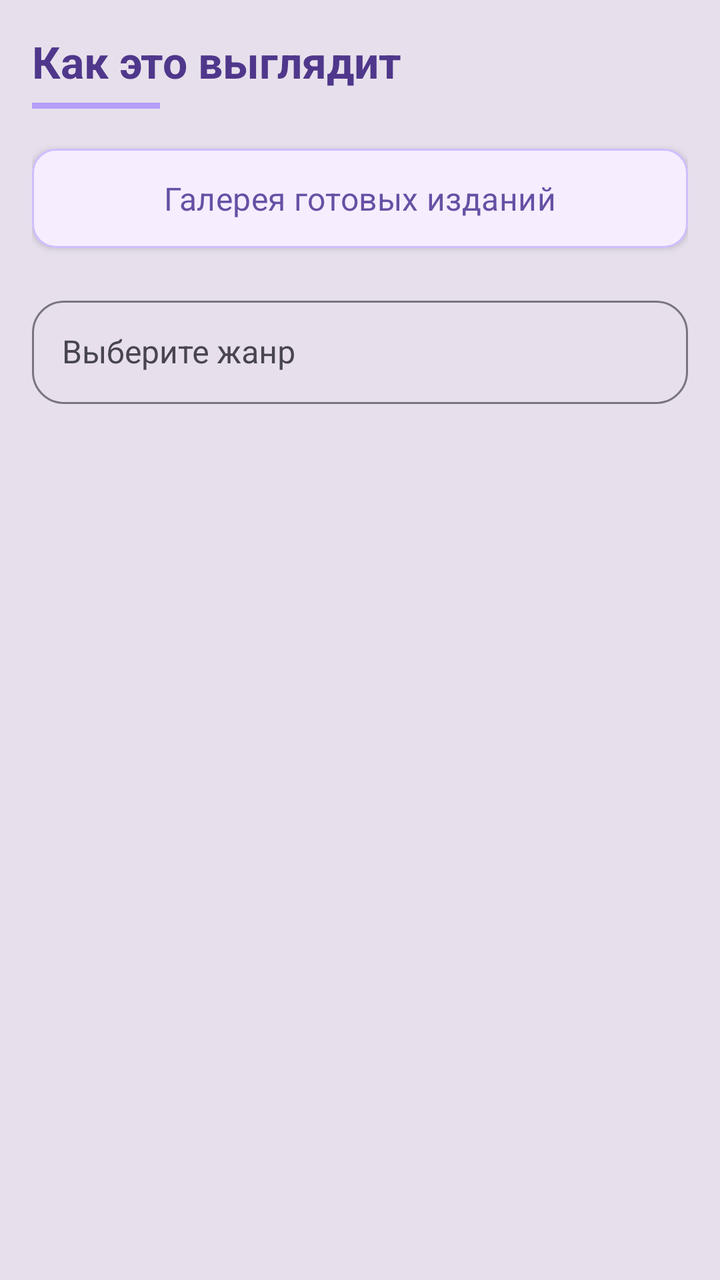
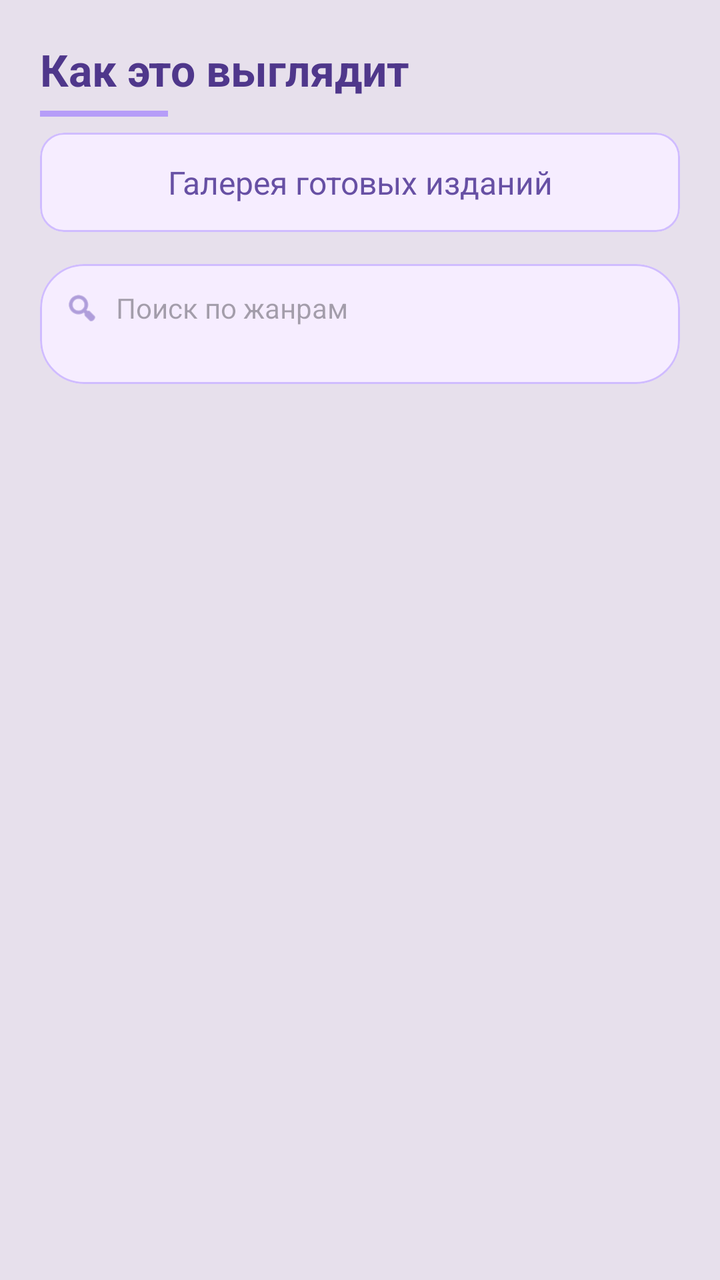

The first picture is an Android layout as it rendered before a commit; the second is the same layout after the commit. The layout source and the unified diff follow.
<!-- AndroidManifest.xml: application theme Theme.PublishingAPP -->
<!-- res/layout/fragment_works.xml -->
<LinearLayout
    xmlns:android="http://schemas.android.com/apk/res/android"
    xmlns:app="http://schemas.android.com/apk/res-auto"
    android:orientation="vertical"
    android:padding="16dp"
    android:background="?colorSurfaceVariant"
    android:layout_width="match_parent"
    android:layout_height="match_parent"
    android:layout_marginBottom="60dp">

    
    <LinearLayout
        android:layout_width="match_parent"
        android:layout_height="wrap_content"
        android:orientation="vertical"
        android:layout_marginBottom="8dp">

        
        <TextView
            android:id="@+id/tvHeader"
            android:layout_width="wrap_content"
            android:layout_height="wrap_content"
            android:text="Как это выглядит"
            android:textSize="22sp"
            android:textStyle="bold"
            android:textColor="@color/purple_80"/>

        
        <View
            android:layout_width="64dp"
            android:layout_height="3dp"
            android:layout_marginTop="6dp"
            android:background="@color/purple_40"/>
    </LinearLayout>

    
    <com.google.android.material.card.MaterialCardView
        android:layout_width="match_parent"
        android:layout_height="wrap_content"
        app:cardCornerRadius="12dp"
        app:cardElevation="2dp"
        app:strokeColor="@color/purple_30"
        app:strokeWidth="1dp"
        android:backgroundTint="@color/purple_10"
        android:layout_marginTop="12dp"
        android:layout_marginBottom="16dp">

        <TextView
            android:id="@+id/tvSubHeader"
            android:layout_width="match_parent"
            android:layout_height="wrap_content"
            android:text="Галерея готовых изданий"
            android:textSize="16sp"
            android:textColor="@color/purple_70"
            android:gravity="center"
            android:paddingHorizontal="20dp"
            android:paddingVertical="14dp"
            android:letterSpacing="0.01"/>
    </com.google.android.material.card.MaterialCardView>

    
    <com.google.android.material.textfield.TextInputLayout
        android:id="@+id/genreInputLayout"
        android:layout_width="match_parent"
        android:layout_height="wrap_content"
        android:hint="Выберите жанр"
        app:boxBackgroundMode="outline"
        app:boxCornerRadiusTopStart="16dp"
        app:boxCornerRadiusTopEnd="16dp"
        app:boxCornerRadiusBottomStart="16dp"
        app:boxCornerRadiusBottomEnd="16dp"
        android:layout_marginTop="5dp">

        <AutoCompleteTextView
            android:id="@+id/genreSpinner"
            android:layout_width="match_parent"
            android:layout_height="wrap_content"
            android:padding="15dp"
            android:textSize="16sp"
            android:inputType="textCapSentences|textVisiblePassword"
            android:completionThreshold="1"/>
    </com.google.android.material.textfield.TextInputLayout>

    
    <androidx.recyclerview.widget.RecyclerView
        android:id="@+id/recyclerView"
        android:layout_width="match_parent"
        android:layout_height="0dp"
        android:layout_weight="1"
        android:paddingBottom="50dp"
        android:paddingTop="20dp"/>
</LinearLayout>
<!-- resources referenced by this layout -->
<resources>
  <color name="purple_10">#F6EDFF</color>
  <color name="purple_30">#D0BCFF</color>
  <color name="purple_40">#B69DF8</color>
  <color name="purple_70">#6750A4</color>
  <color name="purple_80">#4F378B</color>
  <style name="Theme.PublishingAPP" parent="Base.Theme.PublishingAPP" />
  <style name="Base.Theme.PublishingAPP" parent="Theme.Material3.DayNight.NoActionBar">
          
          
      </style>
</resources>

<!-- the commit's change to res/layout/fragment_works.xml (unified diff, before → after) -->
@@ -1,23 +1,20 @@
+<?xml version="1.0" encoding="utf-8"?>
 <LinearLayout
     xmlns:android="http://schemas.android.com/apk/res/android"
     xmlns:app="http://schemas.android.com/apk/res-auto"
     android:orientation="vertical"
-    android:padding="16dp"
+    android:padding="20dp"
     android:background="?colorSurfaceVariant"
     android:layout_width="match_parent"
-    android:layout_height="match_parent"
-    android:layout_marginBottom="60dp">
+    android:layout_height="match_parent">
 
-    
     <LinearLayout
         android:layout_width="match_parent"
         android:layout_height="wrap_content"
         android:orientation="vertical"
         android:layout_marginBottom="8dp">
 
-        
         <TextView
-            android:id="@+id/tvHeader"
             android:layout_width="wrap_content"
             android:layout_height="wrap_content"
             android:text="Как это выглядит"
@@ -25,7 +22,6 @@
             android:textStyle="bold"
             android:textColor="@color/purple_80"/>
 
-        
         <View
             android:layout_width="64dp"
             android:layout_height="3dp"
@@ -33,60 +29,82 @@
             android:background="@color/purple_40"/>
     </LinearLayout>
 
-    
     <com.google.android.material.card.MaterialCardView
         android:layout_width="match_parent"
         android:layout_height="wrap_content"
         app:cardCornerRadius="12dp"
-        app:cardElevation="2dp"
         app:strokeColor="@color/purple_30"
         app:strokeWidth="1dp"
         android:backgroundTint="@color/purple_10"
-        android:layout_marginTop="12dp"
         android:layout_marginBottom="16dp">
 
         <TextView
-            android:id="@+id/tvSubHeader"
             android:layout_width="match_parent"
             android:layout_height="wrap_content"
             android:text="Галерея готовых изданий"
             android:textSize="16sp"
             android:textColor="@color/purple_70"
             android:gravity="center"
-            android:paddingHorizontal="20dp"
-            android:paddingVertical="14dp"
-            android:letterSpacing="0.01"/>
+            android:padding="14dp"/>
     </com.google.android.material.card.MaterialCardView>
 
-    
-    <com.google.android.material.textfield.TextInputLayout
-        android:id="@+id/genreInputLayout"
+    <com.google.android.material.card.MaterialCardView
         android:layout_width="match_parent"
         android:layout_height="wrap_content"
-        android:hint="Выберите жанр"
-        app:boxBackgroundMode="outline"
-        app:boxCornerRadiusTopStart="16dp"
-        app:boxCornerRadiusTopEnd="16dp"
-        app:boxCornerRadiusBottomStart="16dp"
-        app:boxCornerRadiusBottomEnd="16dp"
-        android:layout_marginTop="5dp">
+        app:cardCornerRadius="22dp"
+        app:strokeWidth="1dp"
+        app:strokeColor="@color/purple_30"
+        android:backgroundTint="@color/purple_10">
 
-        <AutoCompleteTextView
-            android:id="@+id/genreSpinner"
+        <LinearLayout
             android:layout_width="match_parent"
             android:layout_height="wrap_content"
-            android:padding="15dp"
-            android:textSize="16sp"
-            android:inputType="textCapSentences|textVisiblePassword"
-            android:completionThreshold="1"/>
-    </com.google.android.material.textfield.TextInputLayout>
+            android:orientation="vertical">
 
-    
+            <LinearLayout
+                android:layout_width="match_parent"
+                android:layout_height="44dp"
+                android:gravity="center_vertical"
+                android:paddingHorizontal="12dp">
+
+                <ImageView
+                    android:layout_width="18dp"
+                    android:layout_height="18dp"
+                    android:src="@android:drawable/ic_menu_search"
+                    app:tint="@color/purple_60"/>
+
+                <AutoCompleteTextView
+                    android:id="@+id/genreInput"
+                    android:layout_width="0dp"
+                    android:layout_height="match_parent"
+                    android:layout_weight="1"
+                    android:background="@null"
+                    android:hint="Поиск по жанрам"
+                    android:textSize="14sp"
+                    android:paddingStart="8dp"/>
+            </LinearLayout>
+
+
+            <HorizontalScrollView
+                android:layout_width="match_parent"
+                android:layout_height="wrap_content"
+                android:scrollbars="none">
+
+                <LinearLayout
+                    android:id="@+id/chipsContainer"
+                    android:layout_width="wrap_content"
+                    android:layout_height="wrap_content"
+                    android:orientation="horizontal"
+                    android:padding="8dp"/>
+            </HorizontalScrollView>
+
+        </LinearLayout>
+    </com.google.android.material.card.MaterialCardView>
+
     <androidx.recyclerview.widget.RecyclerView
         android:id="@+id/recyclerView"
         android:layout_width="match_parent"
         android:layout_height="0dp"
-        android:layout_weight="1"
-        android:paddingBottom="50dp"
-        android:paddingTop="20dp"/>
+        android:layout_marginTop="16dp"
+        android:layout_weight="1"/>
 </LinearLayout>
<!-- resource entries referenced after the edit -->
@@ -3,6 +3,7 @@
   <color name="purple_10">#F6EDFF</color>
   <color name="purple_30">#D0BCFF</color>
   <color name="purple_40">#B69DF8</color>
+  <color name="purple_60">#8069C2</color>
   <color name="purple_70">#6750A4</color>
   <color name="purple_80">#4F378B</color>
   <style name="Theme.PublishingAPP" parent="Base.Theme.PublishingAPP" />
